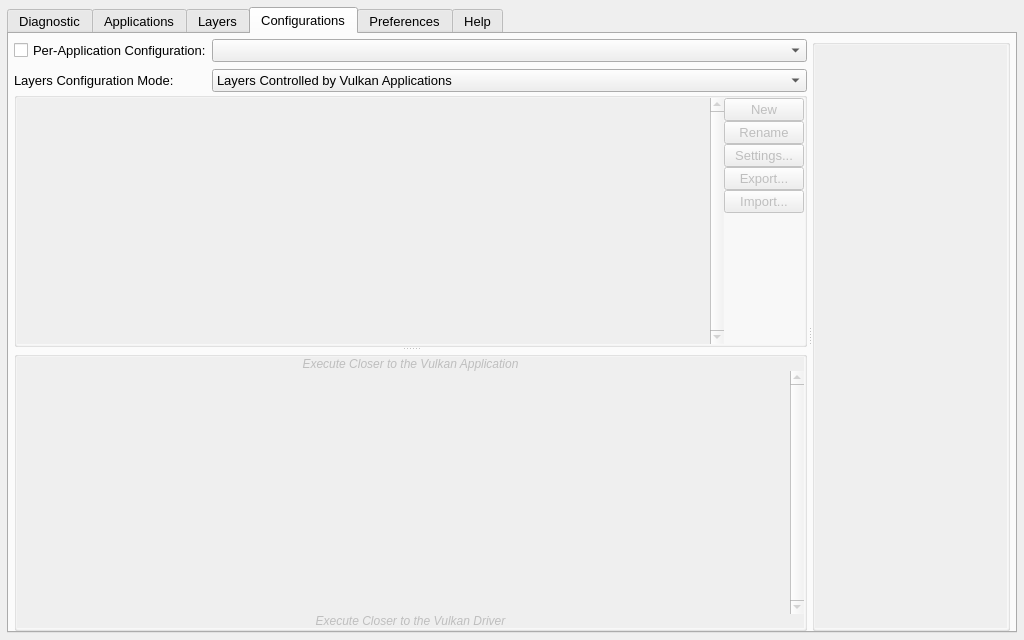
Above: vkconfig_gui/mainwindow.ui from LunarG/VulkanTools before the change. Below: the same form after it.
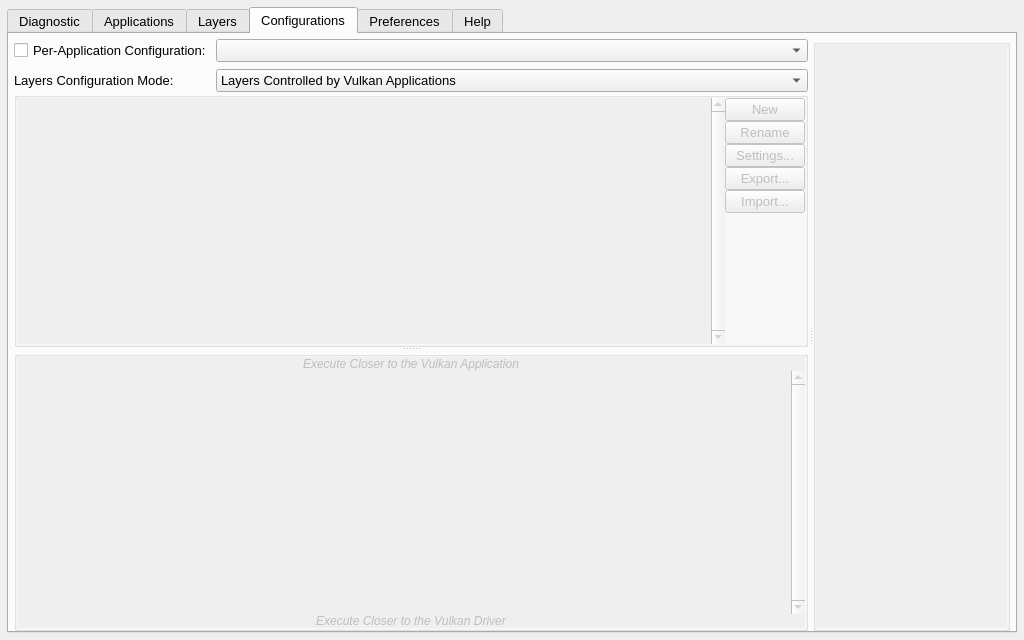
That is the form after the change. Icons and pictures are not drawn.

```diff
--- a/vkconfig_gui/mainwindow.ui
+++ b/vkconfig_gui/mainwindow.ui
@@ -669,7 +669,7 @@
                  <item row="1" column="0">
                   <widget class="QLabel" name="label_19">
                    <property name="text">
-                    <string>Layers Configuration Mode:</string>
+                    <string>Layers Configuration Mode: </string>
                    </property>
                   </widget>
                  </item>
@@ -701,7 +701,7 @@
                  <item row="0" column="0">
                   <widget class="QCheckBox" name="check_box_per_application">
                    <property name="text">
-                    <string>Per-Application Configuration:</string>
+                    <string>Per-Application Configuration: </string>
                    </property>
                   </widget>
                  </item>
```
